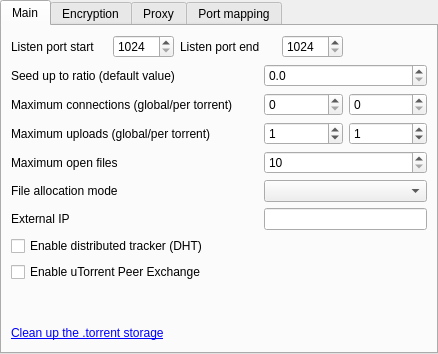
This is engines/SettingsTorrentForm.ui in LubosD/fatrat as Qt 5 draws it before an edit. The edited form follows.
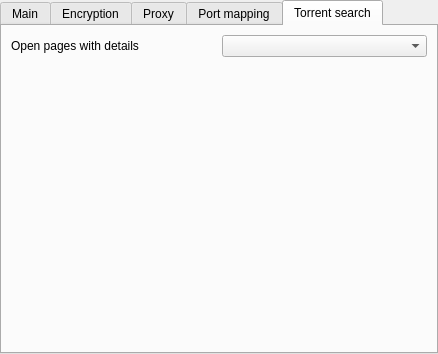
This is the edited form. The open tabs and pages were chosen to show the change.

Commit message: - Torrent details can be opened in an external browser - Updated the Czech translation

What changed in the file:
```diff
--- a/engines/SettingsTorrentForm.ui
+++ b/engines/SettingsTorrentForm.ui
@@ -422,6 +422,44 @@
        </item>
       </layout>
      </widget>
+     <widget class="QWidget" name="tab_4" >
+      <property name="geometry" >
+       <rect>
+        <x>0</x>
+        <y>0</y>
+        <width>434</width>
+        <height>326</height>
+       </rect>
+      </property>
+      <attribute name="title" >
+       <string>Torrent search</string>
+      </attribute>
+      <layout class="QGridLayout" name="gridLayout_2" >
+       <item row="0" column="0" >
+        <widget class="QLabel" name="label_15" >
+         <property name="text" >
+          <string>Open pages with details</string>
+         </property>
+        </widget>
+       </item>
+       <item row="0" column="1" >
+        <widget class="QComboBox" name="comboDetailsMode" />
+       </item>
+       <item row="1" column="0" colspan="2" >
+        <spacer name="verticalSpacer" >
+         <property name="orientation" >
+          <enum>Qt::Vertical</enum>
+         </property>
+         <property name="sizeHint" stdset="0" >
+          <size>
+           <width>20</width>
+           <height>275</height>
+          </size>
+         </property>
+        </spacer>
+       </item>
+      </layout>
+     </widget>
     </widget>
    </item>
   </layout>
```
The commit also changes 8 other files.
